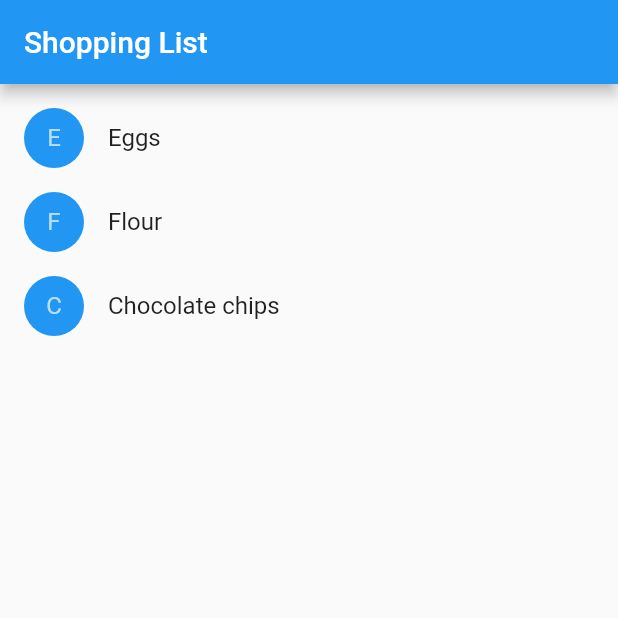
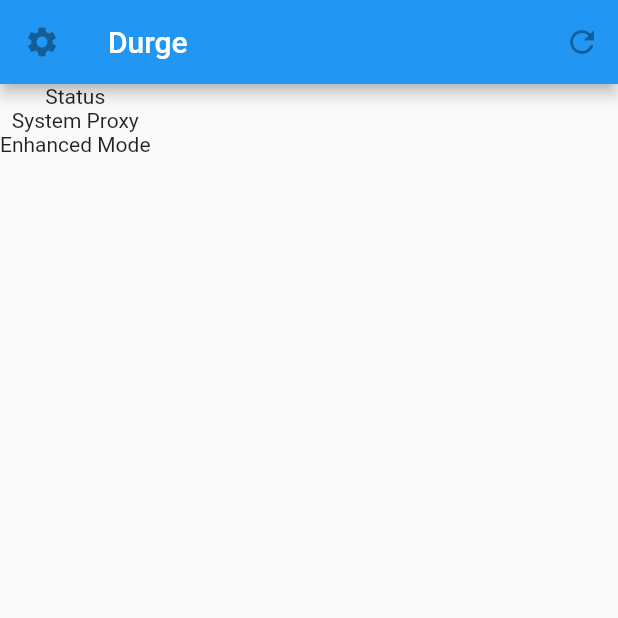
Before and after one commit to danshan/durge, a Flutter app: the screen it shows after launch, on a phone screen of 412 x 824 dp, the top half of it. Run offline on Flutter 3.47's test engine with Material 2 defaults, Android fonts, the phone set to English and light mode, and no system bars.

Commit message:
feature add main_page app bar

```diff
--- a/lib/main.dart
+++ b/lib/main.dart
@@ -1,67 +1,10 @@
+import 'package:durge/main_page.dart';
 import 'package:durge/shoppinglistitem.dart';
 import 'package:flutter/material.dart';
 
-class ShoppingList extends StatefulWidget {
-  ShoppingList({Key key, this.products}) : super(key: key);
-
-  final List<Product> products;
-
-  // The framework calls createState the first time a widget
-  // appears at a given location in the tree.
-  // If the parent rebuilds and uses the same type of
-  // widget (with the same key), the framework re-uses the State object
-  // instead of creating a new State object.
-
-  @override
-  _ShoppingListState createState() => _ShoppingListState();
-}
-
-class _ShoppingListState extends State<ShoppingList> {
-  Set<Product> _shoppingCart = Set<Product>();
-
-  void _handleCartChanged(Product product, bool inCart) {
-    setState(() {
-      // When a user changes what's in the cart, you need to change
-      // _shoppingCart inside a setState call to trigger a rebuild.
-      // The framework then calls build, below,
-      // which updates the visual appearance of the app.
-
-      if (!inCart)
-        _shoppingCart.add(product);
-      else
-        _shoppingCart.remove(product);
-    });
-  }
-
-  @override
-  Widget build(BuildContext context) {
-    return Scaffold(
-      appBar: AppBar(
-        title: Text('Shopping List'),
-      ),
-      body: ListView(
-        padding: EdgeInsets.symmetric(vertical: 8.0),
-        children: widget.products.map((Product product) {
-          return ShoppingListItem(
-            product: product,
-            inCart: _shoppingCart.contains(product),
-            onCartChanged: _handleCartChanged,
-          );
-        }).toList(),
-      ),
-    );
-  }
-}
-
 void main() {
   runApp(MaterialApp(
-    title: 'Shopping App',
-    home: ShoppingList(
-      products: <Product>[
-        Product(name: 'Eggs'),
-        Product(name: 'Flour'),
-        Product(name: 'Chocolate chips'),
-      ],
-    ),
+    title: 'Durge',
+    home: MainPage()
   ));
 }
--- /dev/null
+++ b/lib/main_page.dart
@@ -0,0 +1,31 @@
+import 'package:flutter/cupertino.dart';
+import 'package:flutter/material.dart';
+
+class MainPage extends StatelessWidget {
+  @override
+  Widget build(BuildContext context) {
+    return Scaffold(
+        appBar: AppBar(
+          leading: IconButton(
+            icon: Icon(Icons.settings),
+          ),
+          title: Text("Durge"),
+          actions: <Widget>[
+            IconButton(
+              icon: Icon(Icons.refresh),
+            )
+          ],
+        ),
+        body: Row(
+          children: [
+            Column(
+              children: [
+                Text("Status"),
+                Text("System Proxy"),
+                Text("Enhanced Mode"),
+              ],
+            )
+          ],
+        ));
+  }
+}
```
